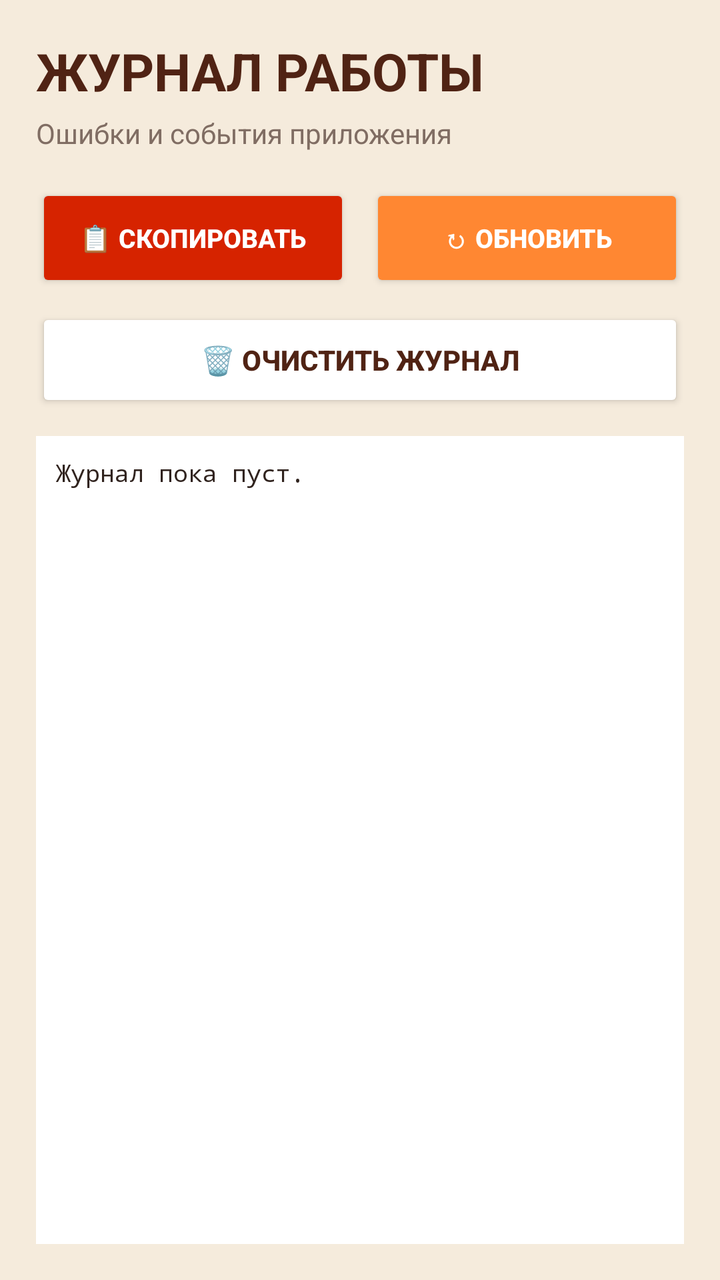
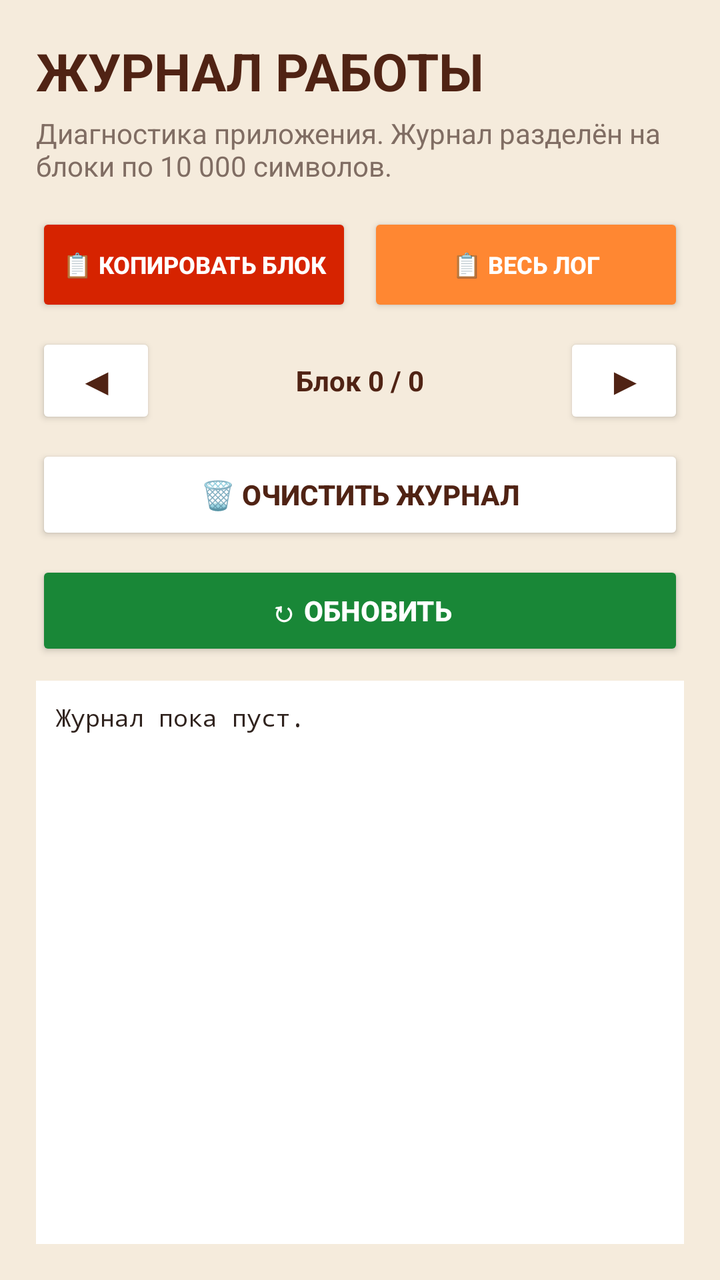

The first picture is an Android layout as it rendered before a commit; the second is the same layout after the commit. The layout source and the unified diff follow.
<!-- AndroidManifest.xml: application theme AppTheme -->
<!-- res/layout/activity_log.xml -->
<?xml version="1.0" encoding="utf-8"?>
<LinearLayout
    xmlns:android="http://schemas.android.com/apk/res/android"
    android:layout_width="match_parent"
    android:layout_height="match_parent"
    android:orientation="vertical"
    android:background="#F5EBDC"
    android:padding="18dp">

    <TextView
        android:layout_width="match_parent"
        android:layout_height="wrap_content"
        android:text="ЖУРНАЛ РАБОТЫ"
        android:textColor="#502314"
        android:textSize="26sp"
        android:textStyle="bold" />

    <TextView
        android:layout_width="match_parent"
        android:layout_height="wrap_content"
        android:layout_marginTop="4dp"
        android:text="Ошибки и события приложения"
        android:textColor="#806D63"
        android:textSize="14sp" />

    <LinearLayout
        android:layout_width="match_parent"
        android:layout_height="wrap_content"
        android:layout_marginTop="16dp"
        android:orientation="horizontal">

        <Button
            android:id="@+id/copyLogButton"
            android:layout_width="0dp"
            android:layout_height="54dp"
            android:layout_weight="1"
            android:layout_marginEnd="5dp"
            android:text="📋 СКОПИРОВАТЬ"
            android:textColor="#FFFFFF"
            android:textSize="13sp"
            android:textStyle="bold"
            android:backgroundTint="#D62300" />

        <Button
            android:id="@+id/refreshLogButton"
            android:layout_width="0dp"
            android:layout_height="54dp"
            android:layout_weight="1"
            android:layout_marginStart="5dp"
            android:text="↻ ОБНОВИТЬ"
            android:textColor="#FFFFFF"
            android:textSize="13sp"
            android:textStyle="bold"
            android:backgroundTint="#FF8732" />

    </LinearLayout>

    <Button
        android:id="@+id/clearLogButton"
        android:layout_width="match_parent"
        android:layout_height="52dp"
        android:layout_marginTop="8dp"
        android:text="🗑 ОЧИСТИТЬ ЖУРНАЛ"
        android:textColor="#502314"
        android:textSize="14sp"
        android:textStyle="bold"
        android:backgroundTint="#FFFFFF" />

    <ScrollView
        android:layout_width="match_parent"
        android:layout_height="0dp"
        android:layout_marginTop="12dp"
        android:layout_weight="1"
        android:background="#FFFFFF"
        android:padding="10dp">

        <TextView
            android:id="@+id/logTextView"
            android:layout_width="match_parent"
            android:layout_height="wrap_content"
            android:text="Журнал пока пуст."
            android:textColor="#30231E"
            android:textSize="12sp"
            android:fontFamily="monospace"
            android:textIsSelectable="true" />

    </ScrollView>

</LinearLayout>
<!-- resources referenced by this layout -->
<resources>
  <style name="AppTheme" parent="Theme.AppCompat.Light.DarkActionBar">
          
          <item name="colorPrimary">@color/colorPrimary</item>
          <item name="colorPrimaryDark">@color/colorPrimaryDark</item>
          <item name="colorAccent">@color/colorAccent</item>
      </style>
  <color name="colorPrimary">#008577</color>
  <color name="colorPrimaryDark">#00574B</color>
  <color name="colorAccent">#D81B60</color>
</resources>

<!-- the commit's change to res/layout/activity_log.xml (unified diff, before → after) -->
@@ -19,46 +19,86 @@
         android:layout_width="match_parent"
         android:layout_height="wrap_content"
         android:layout_marginTop="4dp"
-        android:text="Ошибки и события приложения"
+        android:text="Диагностика приложения. Журнал разделён на блоки по 10 000 символов."
         android:textColor="#806D63"
         android:textSize="14sp" />
 
     <LinearLayout
         android:layout_width="match_parent"
         android:layout_height="wrap_content"
-        android:layout_marginTop="16dp"
+        android:layout_marginTop="14dp"
         android:orientation="horizontal">
 
         <Button
             android:id="@+id/copyLogButton"
             android:layout_width="0dp"
-            android:layout_height="54dp"
+            android:layout_height="52dp"
             android:layout_weight="1"
-            android:layout_marginEnd="5dp"
-            android:text="📋 СКОПИРОВАТЬ"
+            android:layout_marginEnd="4dp"
+            android:text="📋 КОПИРОВАТЬ БЛОК"
             android:textColor="#FFFFFF"
-            android:textSize="13sp"
+            android:textSize="12sp"
             android:textStyle="bold"
             android:backgroundTint="#D62300" />
 
         <Button
-            android:id="@+id/refreshLogButton"
+            android:id="@+id/copyAllLogButton"
             android:layout_width="0dp"
-            android:layout_height="54dp"
+            android:layout_height="52dp"
             android:layout_weight="1"
-            android:layout_marginStart="5dp"
-            android:text="↻ ОБНОВИТЬ"
+            android:layout_marginStart="4dp"
+            android:text="📋 ВЕСЬ ЛОГ"
             android:textColor="#FFFFFF"
-            android:textSize="13sp"
+            android:textSize="12sp"
             android:textStyle="bold"
             android:backgroundTint="#FF8732" />
+
+    </LinearLayout>
+
+    <LinearLayout
+        android:layout_width="match_parent"
+        android:layout_height="wrap_content"
+        android:layout_marginTop="8dp"
+        android:gravity="center_vertical"
+        android:orientation="horizontal">
+
+        <Button
+            android:id="@+id/previousLogBlockButton"
+            android:layout_width="60dp"
+            android:layout_height="48dp"
+            android:text="◀"
+            android:textColor="#502314"
+            android:textSize="18sp"
+            android:textStyle="bold"
+            android:backgroundTint="#FFFFFF" />
+
+        <TextView
+            android:id="@+id/blockInfoTextView"
+            android:layout_width="0dp"
+            android:layout_height="wrap_content"
+            android:layout_weight="1"
+            android:gravity="center"
+            android:text="Блок 0 / 0"
+            android:textColor="#502314"
+            android:textSize="14sp"
+            android:textStyle="bold" />
+
+        <Button
+            android:id="@+id/nextLogBlockButton"
+            android:layout_width="60dp"
+            android:layout_height="48dp"
+            android:text="▶"
+            android:textColor="#502314"
+            android:textSize="18sp"
+            android:textStyle="bold"
+            android:backgroundTint="#FFFFFF" />
 
     </LinearLayout>
 
     <Button
         android:id="@+id/clearLogButton"
         android:layout_width="match_parent"
-        android:layout_height="52dp"
+        android:layout_height="50dp"
         android:layout_marginTop="8dp"
         android:text="🗑 ОЧИСТИТЬ ЖУРНАЛ"
         android:textColor="#502314"
@@ -66,10 +106,21 @@
         android:textStyle="bold"
         android:backgroundTint="#FFFFFF" />
 
+    <Button
+        android:id="@+id/refreshLogButton"
+        android:layout_width="match_parent"
+        android:layout_height="50dp"
+        android:layout_marginTop="8dp"
+        android:text="↻ ОБНОВИТЬ"
+        android:textColor="#FFFFFF"
+        android:textSize="14sp"
+        android:textStyle="bold"
+        android:backgroundTint="#198737" />
+
     <ScrollView
         android:layout_width="match_parent"
         android:layout_height="0dp"
-        android:layout_marginTop="12dp"
+        android:layout_marginTop="10dp"
         android:layout_weight="1"
         android:background="#FFFFFF"
         android:padding="10dp">
